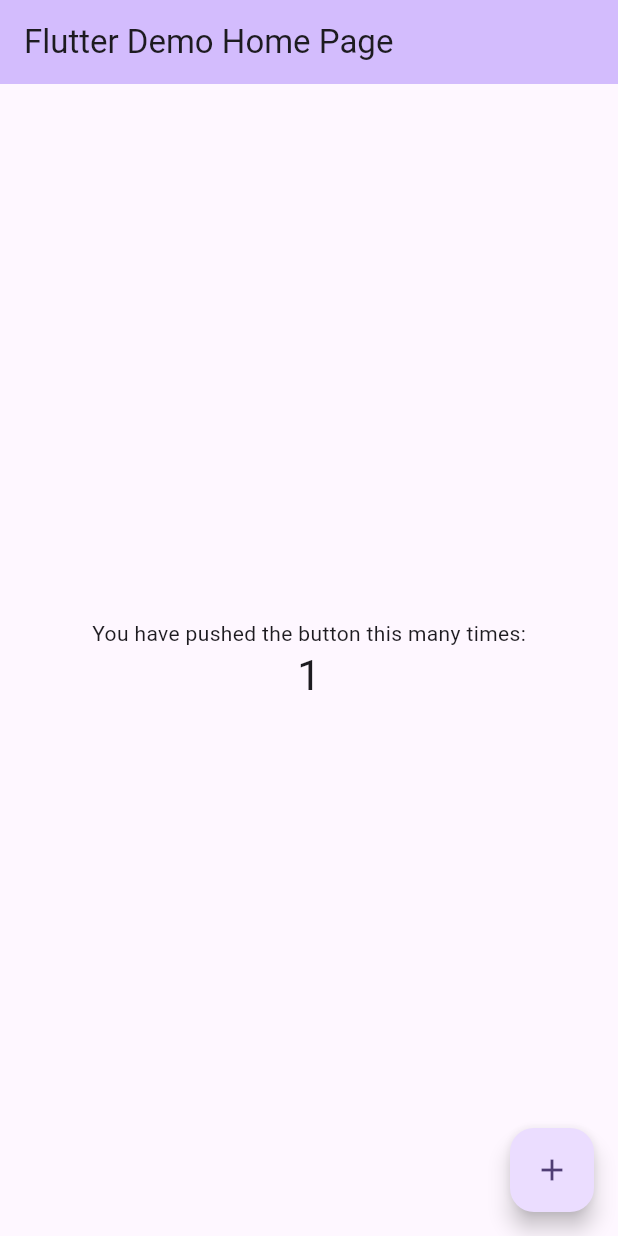
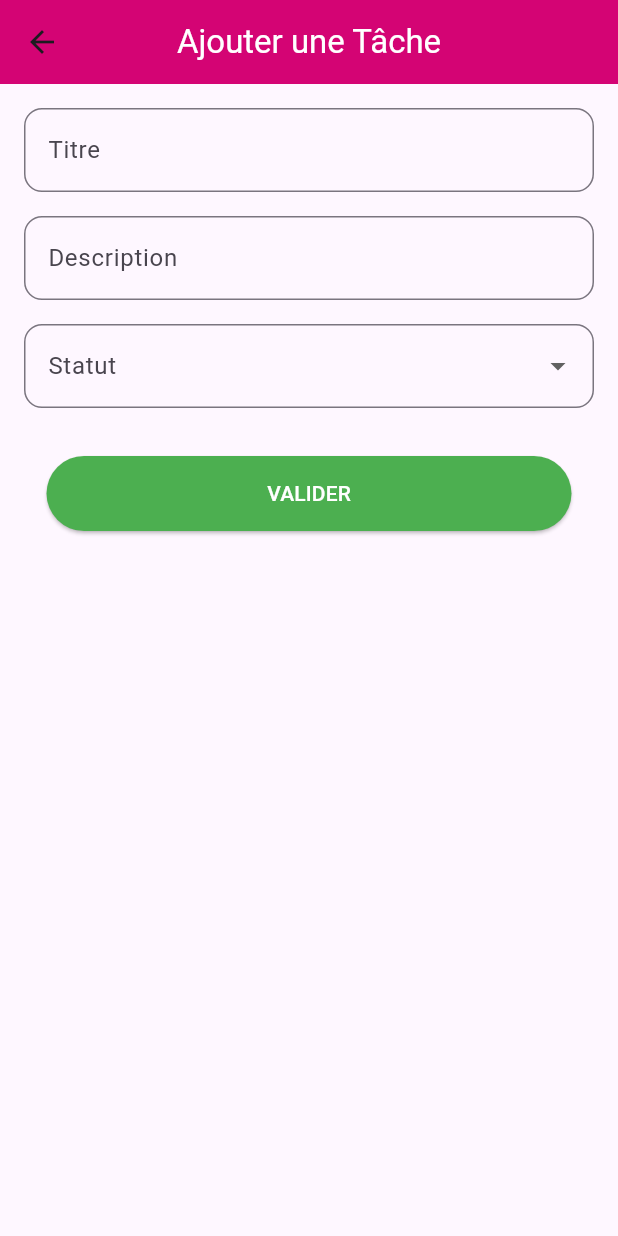
Before and after one commit to nada-del/test_mitsu, a Flutter app: the screen it shows after launch, after a tap on the "add" icon, on a phone screen of 412 x 824 dp. Run offline on Flutter 3.47's test engine with Material 3 defaults, Android fonts, the phone set to English and light mode, and no system bars; our stand-ins replace awesome_dialog, cloud_firestore, firebase_core; accounts and stored records are empty.

Commit message:
last version

```diff
--- a/test_mitsu/lib/main.dart
+++ b/test_mitsu/lib/main.dart
@@ -1,6 +1,19 @@
 import 'package:flutter/material.dart';
+import 'package:firebase_core/firebase_core.dart';
+import 'package:test_mitsu/views/taches/liste.dart';
 
-void main() {
+Future<void> main() async {
+  WidgetsFlutterBinding.ensureInitialized();
+
+  await Firebase.initializeApp(
+    options: FirebaseOptions(
+      apiKey: 'AIzaSyAj1MpYGZUnAx_rWx678WbLC0xAPN9rqZU',
+      appId: '1:239947646467:android:0f11b7a5c810bec27b703',
+      messagingSenderId: '239947646467',
+      projectId: 'mitsu-digital',
+      storageBucket: "mitsu-digital.appspot.com",
+    ),
+  );
   runApp(const MyApp());
 }
 
@@ -13,113 +26,11 @@
     return MaterialApp(
       title: 'Flutter Demo',
       theme: ThemeData(
-        // This is the theme of your application.
-        //
-        // TRY THIS: Try running your application with "flutter run". You'll see
-        // the application has a purple toolbar. Then, without quitting the app,
-        // try changing the seedColor in the colorScheme below to Colors.green
-        // and then invoke "hot reload" (save your changes or press the "hot
-        // reload" button in a Flutter-supported IDE, or press "r" if you used
-        // the command line to start the app).
-        //
-        // Notice that the counter didn't reset back to zero; the application
-        // state is not lost during the reload. To reset the state, use hot
-        // restart instead.
-        //
-        // This works for code too, not just values: Most code changes can be
-        // tested with just a hot reload.
         colorScheme: ColorScheme.fromSeed(seedColor: Colors.deepPurple),
         useMaterial3: true,
       ),
-      home: const MyHomePage(title: 'Flutter Demo Home Page'),
+      home: ListeTachePage(),
+      debugShowCheckedModeBanner: false,
     );
   }
 }
-
-class MyHomePage extends StatefulWidget {
-  const MyHomePage({super.key, required this.title});
-
-  // This widget is the home page of your application. It is stateful, meaning
-  // that it has a State object (defined below) that contains fields that affect
-  // how it looks.
-
-  // This class is the configuration for the state. It holds the values (in this
-  // case the title) provided by the parent (in this case the App widget) and
-  // used by the build method of the State. Fields in a Widget subclass are
-  // always marked "final".
-
-  final String title;
-
-  @override
-  State<MyHomePage> createState() => _MyHomePageState();
-}
-
-class _MyHomePageState extends State<MyHomePage> {
-  int _counter = 0;
-
-  void _incrementCounter() {
-    setState(() {
-      // This call to setState tells the Flutter framework that something has
-      // changed in this State, which causes it to rerun the build method below
-      // so that the display can reflect the updated values. If we changed
-      // _counter without calling setState(), then the build method would not be
-      // called again, and so nothing would appear to happen.
-      _counter++;
-    });
-  }
-
-  @override
-  Widget build(BuildContext context) {
-    // This method is rerun every time setState is called, for instance as done
-    // by the _incrementCounter method above.
-    //
-    // The Flutter framework has been optimized to make rerunning build methods
-    // fast, so that you can just rebuild anything that needs updating rather
-    // than having to individually change instances of widgets.
-    return Scaffold(
-      appBar: AppBar(
-        // TRY THIS: Try changing the color here to a specific color (to
-        // Colors.amber, perhaps?) and trigger a hot reload to see the AppBar
-        // change color while the other colors stay the same.
-        backgroundColor: Theme.of(context).colorScheme.inversePrimary,
-        // Here we take the value from the MyHomePage object that was created by
-        // the App.build method, and use it to set our appbar title.
-        title: Text(widget.title),
-      ),
-      body: Center(
-        // Center is a layout widget. It takes a single child and positions it
-        // in the middle of the parent.
-        child: Column(
-          // Column is also a layout widget. It takes a list of children and
-          // arranges them vertically. By default, it sizes itself to fit its
-          // children horizontally, and tries to be as tall as its parent.
-          //
-          // Column has various properties to control how it sizes itself and
-          // how it positions its children. Here we use mainAxisAlignment to
-          // center the children vertically; the main axis here is the vertical
-          // axis because Columns are vertical (the cross axis would be
-          // horizontal).
-          //
-          // TRY THIS: Invoke "debug painting" (choose the "Toggle Debug Paint"
-          // action in the IDE, or press "p" in the console), to see the
-          // wireframe for each widget.
-          mainAxisAlignment: MainAxisAlignment.center,
-          children: <Widget>[
-            const Text(
-              'You have pushed the button this many times:',
-            ),
-            Text(
-              '$_counter',
-              style: Theme.of(context).textTheme.headlineMedium,
-            ),
-          ],
-        ),
-      ),
-      floatingActionButton: FloatingActionButton(
-        onPressed: _incrementCounter,
-        tooltip: 'Increment',
-        child: const Icon(Icons.add),
-      ), // This trailing comma makes auto-formatting nicer for build methods.
-    );
-  }
-}
--- /dev/null
+++ b/test_mitsu/lib/services/taches.dart
@@ -0,0 +1,50 @@
+import 'package:cloud_firestore/cloud_firestore.dart';
+
+class TachesService {
+  final FirebaseFirestore _firestore = FirebaseFirestore.instance;
+
+  /// Récupère toutes les tâches de la collection 'taches'
+  Future<List<Map<String, dynamic>>> getTaches() async {
+    try {
+      // Récupération des documents de Firestore
+      QuerySnapshot snapshot = await _firestore.collection('taches').get();
+
+      // Convertir les données en liste de Map
+      return snapshot.docs.map((doc) => doc.data() as Map<String, dynamic>).toList();
+    } catch (e) {
+      throw Exception('Erreur lors de la récupération des tâches : $e');
+    }
+  }
+
+  Future<void> addTache(String titre, String description, String statut) async {
+    try {
+      var docRef = await _firestore.collection('taches').add({
+        'titre': titre,
+        'description': description,
+        'statut': statut,
+      });
+
+      await docRef.update({
+        'id': docRef.id,  // Ajoute l'ID du document au champ 'id'
+      });
+    } catch (e) {
+      throw Exception('Erreur lors de l\'ajout de la tâche : $e');
+    }
+  }
+
+  Future<void> updateTache(String id, Map<String, dynamic> updatedData) async {
+    try {
+      await _firestore.collection('taches').doc(id).update(updatedData);
+    } catch (e) {
+      throw Exception('Erreur lors de la mise à jour de la tâche : $e');
+    }
+  }
+  Future<void> deleteTache(String id) async {
+    try {
+      await _firestore.collection('taches').doc(id).delete();
+    } catch (e) {
+      throw Exception('Erreur lors de la suppression de la tâche : $e');
+    }
+  }
+
+}
--- /dev/null
+++ b/test_mitsu/lib/views/taches/add_liste.dart
@@ -0,0 +1,128 @@
+import 'package:awesome_dialog/awesome_dialog.dart';
+import 'package:flutter/material.dart';
+import '../../services/taches.dart';
+import 'liste.dart';
+
+class AddTachePage extends StatefulWidget {
+  @override
+  _AddTachePageState createState() => _AddTachePageState();
+}
+
+class _AddTachePageState extends State<AddTachePage> {
+  final _formKey = GlobalKey<FormState>();
+  final _tachesService = TachesService();
+
+  String _titre = '';
+  String _description = '';
+  String? _statut;
+
+  @override
+  Widget build(BuildContext context) {
+    return Scaffold(
+      appBar: AppBar(
+        title: Text('Ajouter une Tâche',style: TextStyle(color:Colors.white)),
+        centerTitle: true,
+        backgroundColor: Color(0xFFd40474),
+      ),
+      body: Center(
+        child: Padding(
+          padding: const EdgeInsets.all(16.0),
+          child: Form(
+            key: _formKey,
+            child: Column(
+              //mainAxisAlignment: MainAxisAlignment.center,
+              children: [
+                TextFormField(
+                  decoration: InputDecoration(
+                    labelText: 'Titre',
+                    border: OutlineInputBorder(
+                      borderRadius: BorderRadius.circular(12),
+                    ),
+                  ),
+                  onSaved: (value) => _titre = value ?? '',
+                  validator: (value) {
+                    if (value == null || value.isEmpty) {
+                      return 'Le titre est obligatoire.';
+                    }
+                    return null;
+                  },
+                ),
+                SizedBox(height: 16),
+
+                TextFormField(
+                  decoration: InputDecoration(
+                    labelText: 'Description',
+                    border: OutlineInputBorder(
+                      borderRadius: BorderRadius.circular(12),
+                    ),
+                  ),
+                  onSaved: (value) => _description = value ?? '',
+                  validator: (value) {
+                    if (value == null || value.isEmpty) {
+                      return 'La description est obligatoire.';
+                    }
+                    return null;
+                  },
+                ),
+                SizedBox(height: 16),
+
+                DropdownButtonFormField<String>(
+                  decoration: InputDecoration(
+                    labelText: 'Statut',
+                    border: OutlineInputBorder(
+                      borderRadius: BorderRadius.circular(12),
+                    ),
+                  ),
+                  value: _statut,
+                  items: [
+                    DropdownMenuItem(value: 'Complété', child: Text('Complété')),
+                    DropdownMenuItem(value: 'Non complété', child: Text('Non complété')),
+                  ],
+                  onChanged: (value) => setState(() => _statut = value),
+                  validator: (value) {
+                    if (value == null) {
+                      return 'Veuillez sélectionner un statut.';
+                    }
+                    return null;
+                  },
+                ),
+                SizedBox(height: 32),
+                ElevatedButton(
+                  onPressed: _submitForm,
+                  child: Text('VALIDER',
+                    style: TextStyle(
+                      color: Colors.white,
+                    ),
+                  ),
+                  style: ElevatedButton.styleFrom(
+                    backgroundColor: Colors.green,
+                    minimumSize: Size(350, 50),
+                  ),
+                ),
+              ],
+            ),
+          ),
+        ),
+      ),
+    );
+  }
+
+  Future<void> _submitForm() async {
+    if (_formKey.currentState?.validate() ?? false) {
+      _formKey.currentState?.save();
+      try {
+        await _tachesService.addTache(_titre, _description, _statut!);
+       // Navigator.pop(context);
+
+              ScaffoldMessenger.of(context).showSnackBar(
+            SnackBar(content: Text('Tâche a été ajouté avec succès.')),
+          );
+
+        } catch (e) {
+        ScaffoldMessenger.of(context).showSnackBar(
+          SnackBar(content: Text('Erreur : $e')),
+        );
+      }
+    }
+  }
+}
--- /dev/null
+++ b/test_mitsu/lib/views/taches/liste.dart
@@ -0,0 +1,176 @@
+import 'package:awesome_dialog/awesome_dialog.dart';
+import 'package:flutter/material.dart';
+import '../../services/taches.dart';
+import 'add_liste.dart';
+import 'details_tache.dart';
+
+class ListeTachePage extends StatefulWidget {
+  @override
+  _ListeTachePageState createState() => _ListeTachePageState();
+}
+
+class _ListeTachePageState extends State<ListeTachePage> {
+  final TachesService _tachesService = TachesService();
+  List<Map<String, dynamic>> _taches = [];
+  bool _isLoading = true;
+
+  @override
+  void initState() {
+    super.initState();
+    _fetchTaches();
+  }
+  Future<void> _refreshTaches() async {
+    setState(() {
+      _isLoading = true;
+    });
+
+    try {
+      final nouvellesTaches = await _tachesService.getTaches();
+      setState(() {
+        _taches = nouvellesTaches;
+      });
+    } catch (e) {
+      ScaffoldMessenger.of(context).showSnackBar(
+        SnackBar(content: Text('Erreur lors de l’actualisation : $e')),
+      );
+    } finally {
+      setState(() {
+        _isLoading = false;
+      });
+    }
+  }
+
+
+  Future<void> _fetchTaches() async {
+    try {
+      List<Map<String, dynamic>> taches = await _tachesService.getTaches();
+      setState(() {
+        _taches = taches;
+        _isLoading = false;
+      });
+    } catch (e) {
+      setState(() {
+        _isLoading = false;
+      });
+      ScaffoldMessenger.of(context).showSnackBar(
+        SnackBar(content: Text('Erreur : $e')),
+      );
+    }
+  }
+
+  Future<void> _deleteTache(String id) async {
+    try {
+      await _tachesService.deleteTache(id);
+      ScaffoldMessenger.of(context).showSnackBar(
+        SnackBar(content: Text('Tâche supprimée avec succès')),
+      );
+      _fetchTaches();
+    } catch (e) {
+      ScaffoldMessenger.of(context).showSnackBar(
+        SnackBar(content: Text('Erreur lors de la suppression : $e')),
+      );
+    }
+  }
+
+  @override
+  Widget build(BuildContext context) {
+    return Scaffold(
+      appBar: AppBar(
+        title: Text('Liste des Tâches', style: TextStyle(color: Colors.white)),
+        centerTitle: true,
+        backgroundColor: Color(0xFFd40474),
+      ),
+      body: _isLoading
+          ? Center(child: CircularProgressIndicator())
+          : RefreshIndicator(
+        onRefresh: _refreshTaches, // Méthode appelée lors du "pull-to-refresh"
+        child: ListView.builder(
+          itemCount: _taches.length,
+          itemBuilder: (context, index) {
+            final tache = _taches[index];
+            return Dismissible(
+              key: Key(tache['id'] ?? ''),
+              background: Container(
+                color: Colors.red,
+                alignment: Alignment.centerRight,
+                child: Padding(
+                  padding: const EdgeInsets.only(right: 16.0),
+                  child: Icon(
+                    Icons.delete,
+                    color: Colors.white,
+                  ),
+                ),
+              ),
+              direction: DismissDirection.endToStart,
+              onDismissed: (direction) {
+                AwesomeDialog(
+                  context: context,
+                  dialogType: DialogType.question,
+                  animType: AnimType.topSlide,
+                  title: 'Confirmation',
+                  desc: 'Êtes-vous sûr de vouloir supprimer cette tâche ?',
+                  btnCancelOnPress: () {
+                    ScaffoldMessenger.of(context).showSnackBar(
+                      SnackBar(content: Text('Suppression annulée')),
+                    );
+                  },
+                  btnOkOnPress: () {
+                    _deleteTache(tache['id']).then((_) {
+                      setState(() {
+                        _taches.removeAt(index);
+                      });
+                    });
+                  },
+                ).show();
+              },
+              child: Card(
+                margin: EdgeInsets.all(8.0),
+                child: ListTile(
+                  title: Text(tache['titre'] ?? 'Titre indisponible'),
+                  subtitle: Text(tache['description'] ?? 'Description indisponible'),
+                  trailing: Text(
+                    tache['statut'] ?? 'Statut',
+                    style: TextStyle(
+                      color: (tache['statut']?.toLowerCase() == 'complété')
+                          ? Colors.green
+                          : Colors.red,
+                      fontWeight: FontWeight.bold,
+                    ),
+                  ),
+                  onTap: () {
+                    Navigator.push(
+                      context,
+                      MaterialPageRoute(
+                        builder: (context) => DetailTachePage(
+                          id: tache['id'] ?? '',
+                          titre: tache['titre'] ?? '',
+                          description: tache['description'] ?? '',
+                          statut: tache['statut'] ?? '',
+                        ),
+                      ),
+                    );
+                  },
+                ),
+              ),
+            );
+          },
+        ),
+      ),
+      floatingActionButton: FloatingActionButton(
+        onPressed: () {
+          Navigator.push(
+            context,
+            MaterialPageRoute(
+              builder: (context) => AddTachePage(),
+            ),
+          );
+        },
+        backgroundColor: Color(0xFFd40474),
+        child: Icon(
+          Icons.add,
+          color: Colors.white,
+        ),
+      ),
+    );
+  }
+}
```
Also changed, not shown: test_mitsu/lib/views/taches/details_tache.dart (added, +125 -0 lines), test_mitsu/pubspec.yaml (+7 -0 lines), test_mitsu/pubspec.lock, 7 other files.
